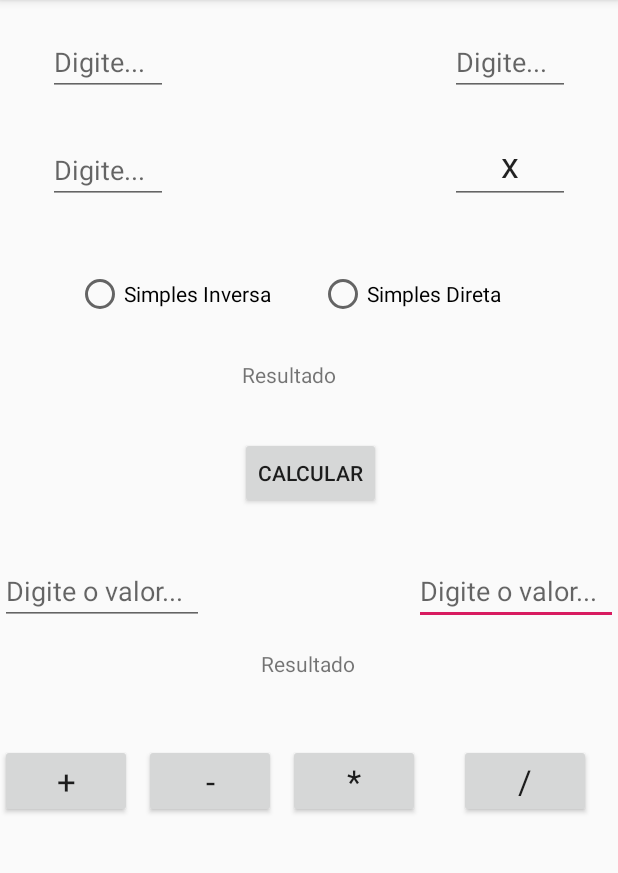
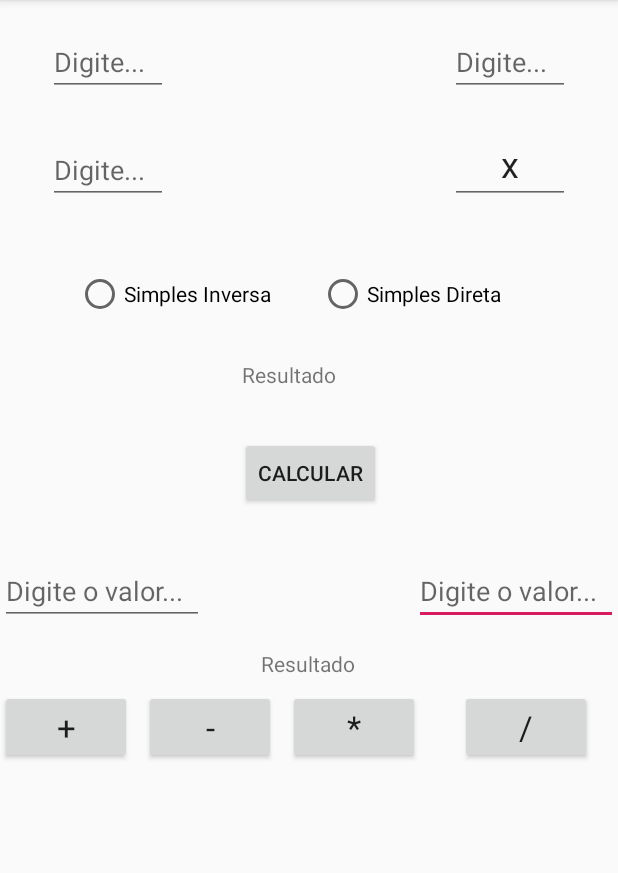
Before and after one commit to viniciuscemencio/CriacaoDeTeste, an Android app: the screen it shows after launch (MainActivity), on a phone screen of 412 x 824 dp, the part 84-957 px from its top. Run offline under Robolectric (Android 15) with nearby library versions, the phone set to English and light mode, and no system bars.

```diff
--- a/app/src/main/java/com/example/regradetres/Calcula.java
+++ b/app/src/main/java/com/example/regradetres/Calcula.java
@@ -17,9 +17,6 @@ public class Calcula {
     public Double CalculaSoma(Double a, Double b){
         return  a + b;
     }
-    public Double CalculaSubtracao(Double a, Double b){
-        return  a - b;
-    }
     public Double CalculaMultiplicacao(Double a, Double b){
         return  a * b;
     }
--- a/app/src/main/java/com/example/regradetres/MainActivity.java
+++ b/app/src/main/java/com/example/regradetres/MainActivity.java
@@ -94,7 +94,7 @@ public class MainActivity extends AppCompatActivity {
         b = Double.parseDouble(editB.getText().toString());
 
         Calcula cal = new Calcula();
-        Double resultado = cal.CalculaSubtracao(a, b);
+        Double resultado = cal.CalculaSoma(a, b * -1);
 
         TextView textViewResult = findViewById(R.id.textViewResultadoCal);
         textViewResult.setText(resultado.toString());
@@ -127,7 +127,7 @@ public class MainActivity extends AppCompatActivity {
         a = Double.parseDouble(editA.getText().toString());
         b = Double.parseDouble(editB.getText().toString());
 
-        if(a == 0 || b ==0){
+        if(b ==0){
             Toast.makeText(MainActivity.this, "Não é possivel fazer divisão por 0 ! ", Toast.LENGTH_SHORT).show();
         }
         else {
--- a/app/src/main/res/layout/activity_main.xml
+++ b/app/src/main/res/layout/activity_main.xml
@@ -124,7 +124,7 @@
         android:layout_width="wrap_content"
         android:layout_height="wrap_content"
         android:layout_marginStart="8dp"
-        android:layout_marginTop="44dp"
+        android:layout_marginTop="8dp"
         android:onClick="Subtracao"
         android:text="-"
         android:textAppearance="@style/TextAppearance.AppCompat.Large"
@@ -132,15 +132,14 @@
         app:layout_constraintTop_toBottomOf="@+id/textViewResultadoCal" />
 
     <Button
-        android:id="@+id/btnMultipliacacao"
+        android:id="@+id/btnSoma"
         android:layout_width="wrap_content"
         android:layout_height="wrap_content"
-        android:layout_marginStart="8dp"
-        android:layout_marginTop="44dp"
-        android:onClick="Multiplicacao"
-        android:text="*"
+        android:layout_marginTop="8dp"
+        android:onClick="Soma"
+        android:text="+"
         android:textAppearance="@style/TextAppearance.AppCompat.Large"
-        app:layout_constraintStart_toEndOf="@+id/btnSubtracao"
+        app:layout_constraintStart_toStartOf="parent"
         app:layout_constraintTop_toBottomOf="@+id/textViewResultadoCal" />
 
     <Button
@@ -148,23 +147,25 @@
         android:layout_width="wrap_content"
         android:layout_height="wrap_content"
         android:layout_marginStart="8dp"
-        android:layout_marginTop="44dp"
+        android:layout_marginTop="8dp"
         android:onClick="Divisao"
         android:text="/"
         android:textAppearance="@style/TextAppearance.AppCompat.Large"
         app:layout_constraintEnd_toEndOf="parent"
+        app:layout_constraintHorizontal_bias="0.514"
         app:layout_constraintStart_toEndOf="@+id/btnMultipliacacao"
         app:layout_constraintTop_toBottomOf="@+id/textViewResultadoCal" />
 
     <Button
-        android:id="@+id/btnSoma"
+        android:id="@+id/btnMultipliacacao"
         android:layout_width="wrap_content"
         android:layout_height="wrap_content"
-        android:layout_marginTop="44dp"
-        android:onClick="Soma"
-        android:text="+"
+        android:layout_marginStart="8dp"
+        android:layout_marginTop="8dp"
+        android:onClick="Multiplicacao"
+        android:text="*"
         android:textAppearance="@style/TextAppearance.AppCompat.Large"
-        app:layout_constraintStart_toStartOf="parent"
+        app:layout_constraintStart_toEndOf="@+id/btnSubtracao"
         app:layout_constraintTop_toBottomOf="@+id/textViewResultadoCal" />
 
     <RadioGroup
```
Also changed, not shown: 1 other file.
